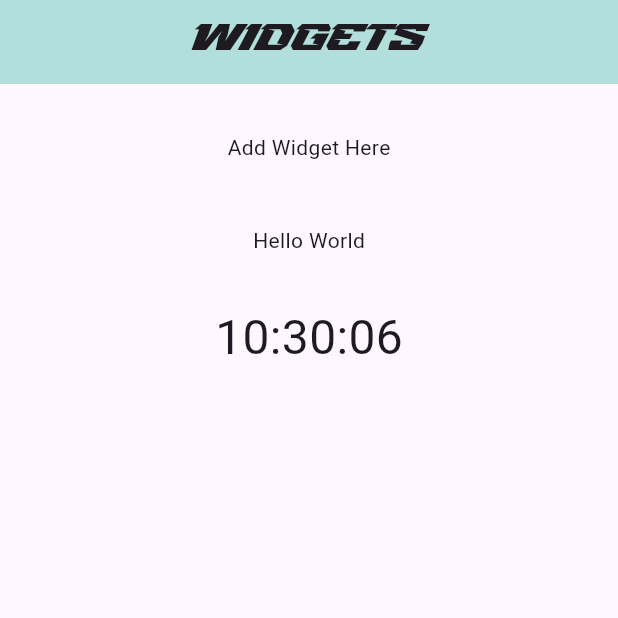
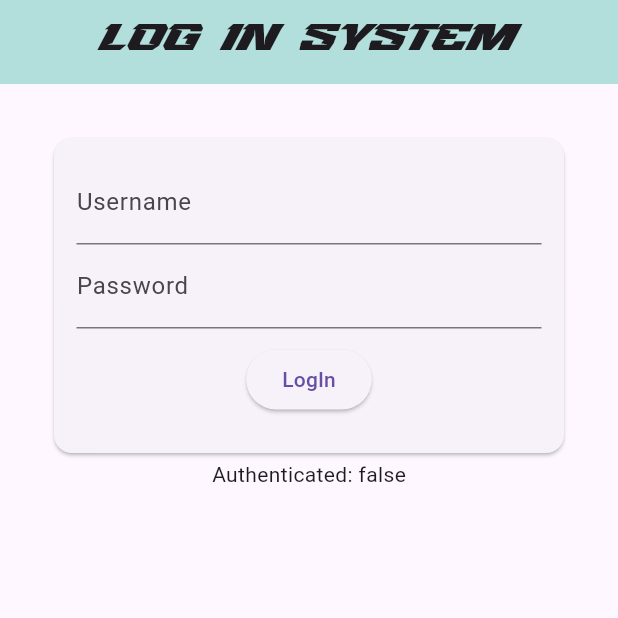
Before and after one commit to Masfiqun/Flutter-Widgets, a Flutter app: the screen it shows after launch, on a phone screen of 412 x 824 dp, the top half of it. Run offline on Flutter 3.47's test engine with Material 3 defaults, Android fonts, the phone set to English and light mode, and no system bars; our stand-ins replace fl_chart, flutter_advanced_switch.

Commit message:
login system making

```diff
--- /dev/null
+++ b/lib/Widgets/Authenticator/Main.dart
@@ -0,0 +1,53 @@
+import "package:flutter/material.dart";
+import "package:flutter_widgets/Widgets/Authenticator/authenticator.dart";
+
+class Auth extends StatefulWidget {
+  const Auth({super.key});
+
+  @override
+  State<Auth> createState() => _AuthState();
+}
+
+class _AuthState extends State<Auth> {
+
+  late bool _isAuthenticated;
+
+  void _onAuthenticated(bool value){
+    setState(() {
+      _isAuthenticated = value;
+    });
+  }
+
+  @override
+  void initState(){
+    super.initState();
+    _isAuthenticated = false;
+  }
+
+  @override
+  Widget build(BuildContext context) {
+    return Scaffold(
+      appBar: AppBar(
+        title: Center(
+          child: Text(
+                  'Log In System',
+                  style: TextStyle(fontFamily: 'Stromlight'),
+                  ),
+                ),
+        backgroundColor: Colors.teal[100],
+      ),
+
+      body: Container(
+        padding: EdgeInsets.all(32.0),
+        child: Center(
+          child: Column(
+            children: [
+              Authenticator(onAuthenticated: _onAuthenticated),
+              Text('Authenticated: ${_isAuthenticated}')
+            ],
+          ),
+        ),
+      ),
+    );
+  }
+}
--- /dev/null
+++ b/lib/Widgets/Authenticator/authenticator.dart
@@ -0,0 +1,75 @@
+import 'package:flutter/material.dart';
+
+class Authenticator extends StatefulWidget {
+  const Authenticator({
+    super.key,
+    required this.onAuthenticated
+  });
+  final ValueChanged<bool> onAuthenticated;
+
+  @override
+  State<Authenticator> createState() => _AuthenticatorState(onAuthenticated: onAuthenticated);
+}
+
+class _AuthenticatorState extends State<Authenticator> {
+  _AuthenticatorState({
+    required this.onAuthenticated
+  });
+
+  late TextEditingController _user;
+  late TextEditingController _pass;
+  final ValueChanged<bool> onAuthenticated;
+
+  void onClicked(){
+    if(_user.text != 'user' || _pass.text != '1234'){
+      onAuthenticated(false);
+    }else{
+      onAuthenticated(true);
+    }
+  }
+
+  @override
+  void initState(){
+    super.initState();
+    _pass = TextEditingController();
+    _user = TextEditingController();
+  }
+
+  @override
+  void dispose(){
+    super.dispose();
+    _pass.dispose();
+    _user.dispose();
+  }
+
+  @override
+  Widget build(BuildContext context) {
+    return Card(
+      child: Padding(
+        padding: EdgeInsets.all(15.0),
+        child: Column(
+          children: [
+            TextField(
+              controller: _user,
+              decoration: InputDecoration(labelText: 'Username'),
+            ),
+
+            TextField(
+              controller: _pass,
+              decoration: InputDecoration(labelText: 'Password'),
+              obscureText: true,
+            ),
+
+            Padding(
+              padding: EdgeInsets.all(10.0),
+              child: ElevatedButton(
+                onPressed: onClicked,
+                child: Text('LogIn')
+              ),
+            )
+          ],
+        ),
+      ),
+    );
+  }
+}
--- a/lib/Widgets/H3.dart
+++ b/lib/Widgets/H3.dart
@@ -18,7 +18,9 @@ class H3 extends StatelessWidget {
 
   @override
   Widget build(BuildContext context) {
-    return Row(
+    return Container(
+      color: Colors.blue[50],
+      child: Row(
         mainAxisAlignment: MainAxisAlignment.center,
         children: [
           Padding(
@@ -30,6 +32,7 @@ class H3 extends StatelessWidget {
             icon: Icon(Icons.clear)
           )
         ],
+      ),
     );
   }
 }
--- a/lib/Widgets/widget.dart
+++ b/lib/Widgets/widget.dart
@@ -1,6 +1,10 @@
+// ignore_for_file: prefer_const_constructors
+
 import 'package:flutter/material.dart';
+import 'package:flutter_widgets/Widgets/Authenticator/Main.dart';
 import 'package:flutter_widgets/Widgets/H1.dart';
 import 'package:flutter_widgets/Widgets/H2_clock.dart';
+import 'package:flutter_widgets/Widgets/timeCounter.dart';
 
 class MyWidget extends StatefulWidget {
   const MyWidget({super.key});
@@ -28,10 +32,12 @@ class _MyWidgetState extends State<MyWidget> {
         child: Center(
           child: Column(
             children: [
-              Text('Add Widget Here'),
-              SizedBox(height: 10,),
-              H1(),
-              H2_clock()
+              // Text('Add Widget Here'),
+              // SizedBox(height: 10,),
+              // H1(),
+              // H2_clock(),
+              // timer_counter(),
+              Auth()
             ],
           ),
         ),
--- a/lib/main.dart
+++ b/lib/main.dart
@@ -15,6 +15,7 @@ import 'package:flutter_widgets/SizedBox.dart';
 import 'package:flutter_widgets/Text.dart';
 import 'package:flutter_widgets/Tooltip.dart';
 import 'package:flutter_widgets/Dropdown_Button.dart';
+import 'package:flutter_widgets/Widgets/Authenticator/Main.dart';
 import 'package:flutter_widgets/chipsAdding.dart';
 import 'package:flutter_widgets/Slider&Indicator.dart';
 import 'package:flutter_widgets/PopMenuButton.dart';
@@ -60,7 +61,7 @@ class MyApp extends StatelessWidget {
       // Homepage(),
       // toogle_switch()
       // advanced_switch()
-      MyWidget()
+      Auth()
     );
   }
 }
```
Also changed, not shown: lib/Widgets/timeCounter.dart (+79 -33 lines). Lines whose indentation alone changed are shown as unchanged.
